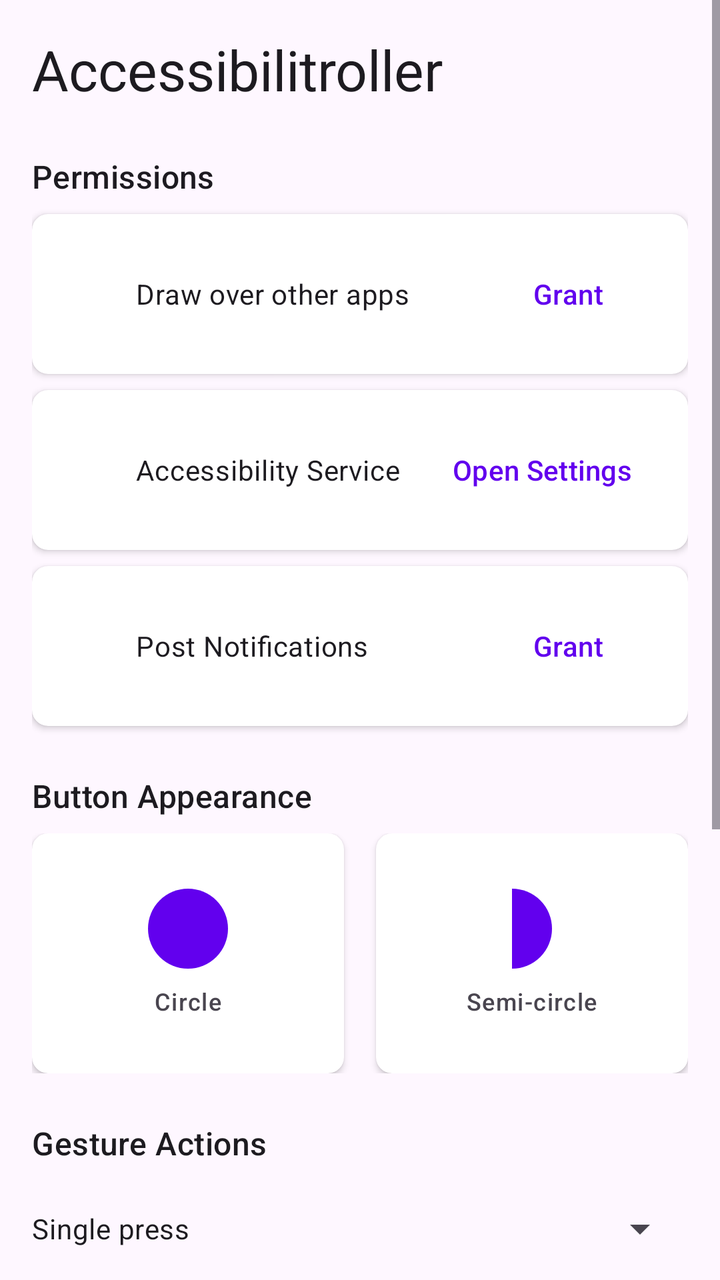
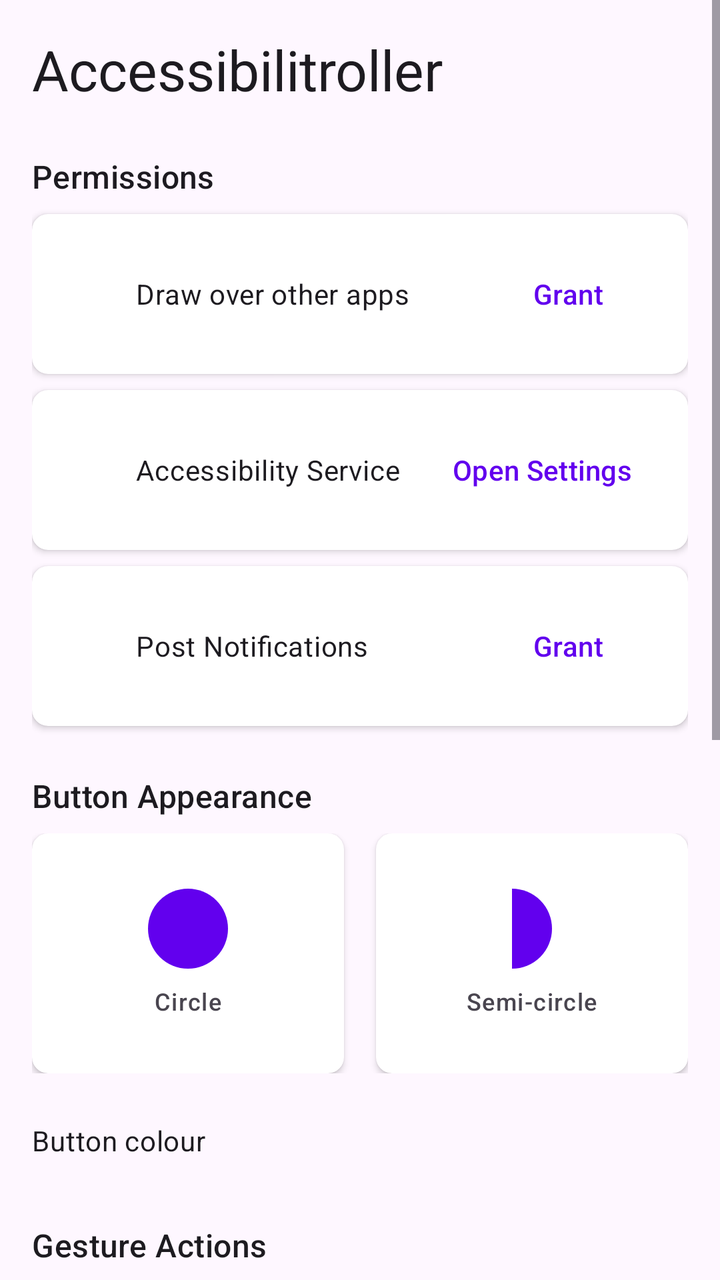

Before-and-after screenshots of an Android layout around one commit, followed by the original layout XML and the change that was made.
<!-- AndroidManifest.xml: application theme Theme.Accessibilitroller -->
<!-- res/layout/activity_main.xml -->
<?xml version="1.0" encoding="utf-8"?>
<ScrollView xmlns:android="http://schemas.android.com/apk/res/android"
    xmlns:app="http://schemas.android.com/apk/res-auto"
    android:layout_width="match_parent"
    android:layout_height="match_parent"
    android:fillViewport="true">

    <LinearLayout
        android:layout_width="match_parent"
        android:layout_height="wrap_content"
        android:orientation="vertical"
        android:padding="16dp">

        <TextView
            android:layout_width="wrap_content"
            android:layout_height="wrap_content"
            android:text="@string/app_name"
            android:textAppearance="@style/TextAppearance.Material3.HeadlineMedium"
            android:layout_marginBottom="24dp" />

        
        <TextView
            android:layout_width="wrap_content"
            android:layout_height="wrap_content"
            android:text="@string/section_permissions"
            android:textAppearance="@style/TextAppearance.Material3.TitleMedium"
            android:layout_marginBottom="8dp" />

        <androidx.cardview.widget.CardView
            android:layout_width="match_parent"
            android:layout_height="wrap_content"
            android:layout_marginBottom="8dp"
            app:cardElevation="2dp"
            app:cardCornerRadius="8dp">
            <LinearLayout
                android:layout_width="match_parent"
                android:layout_height="wrap_content"
                android:orientation="horizontal"
                android:padding="16dp"
                android:gravity="center_vertical">
                <ImageView
                    android:id="@+id/iv_overlay_status"
                    android:layout_width="24dp"
                    android:layout_height="24dp"
                    android:contentDescription="@null" />
                <TextView
                    android:layout_width="0dp"
                    android:layout_height="wrap_content"
                    android:layout_weight="1"
                    android:layout_marginStart="12dp"
                    android:text="@string/permission_overlay_title"
                    android:textAppearance="@style/TextAppearance.Material3.BodyMedium" />
                <com.google.android.material.button.MaterialButton
                    android:id="@+id/btn_overlay_grant"
                    style="@style/Widget.Material3.Button.TextButton"
                    android:layout_width="wrap_content"
                    android:layout_height="wrap_content"
                    android:text="@string/grant" />
            </LinearLayout>
        </androidx.cardview.widget.CardView>

        <androidx.cardview.widget.CardView
            android:layout_width="match_parent"
            android:layout_height="wrap_content"
            android:layout_marginBottom="8dp"
            app:cardElevation="2dp"
            app:cardCornerRadius="8dp">
            <LinearLayout
                android:layout_width="match_parent"
                android:layout_height="wrap_content"
                android:orientation="horizontal"
                android:padding="16dp"
                android:gravity="center_vertical">
                <ImageView
                    android:id="@+id/iv_accessibility_status"
                    android:layout_width="24dp"
                    android:layout_height="24dp"
                    android:contentDescription="@null" />
                <TextView
                    android:layout_width="0dp"
                    android:layout_height="wrap_content"
                    android:layout_weight="1"
                    android:layout_marginStart="12dp"
                    android:text="@string/permission_accessibility_title"
                    android:textAppearance="@style/TextAppearance.Material3.BodyMedium" />
                <com.google.android.material.button.MaterialButton
                    android:id="@+id/btn_accessibility_grant"
                    style="@style/Widget.Material3.Button.TextButton"
                    android:layout_width="wrap_content"
                    android:layout_height="wrap_content"
                    android:text="@string/open_settings" />
            </LinearLayout>
        </androidx.cardview.widget.CardView>

        <androidx.cardview.widget.CardView
            android:layout_width="match_parent"
            android:layout_height="wrap_content"
            android:layout_marginBottom="24dp"
            app:cardElevation="2dp"
            app:cardCornerRadius="8dp">
            <LinearLayout
                android:layout_width="match_parent"
                android:layout_height="wrap_content"
                android:orientation="horizontal"
                android:padding="16dp"
                android:gravity="center_vertical">
                <ImageView
                    android:id="@+id/iv_notification_status"
                    android:layout_width="24dp"
                    android:layout_height="24dp"
                    android:contentDescription="@null" />
                <TextView
                    android:layout_width="0dp"
                    android:layout_height="wrap_content"
                    android:layout_weight="1"
                    android:layout_marginStart="12dp"
                    android:text="@string/permission_notifications_title"
                    android:textAppearance="@style/TextAppearance.Material3.BodyMedium" />
                <com.google.android.material.button.MaterialButton
                    android:id="@+id/btn_notification_grant"
                    style="@style/Widget.Material3.Button.TextButton"
                    android:layout_width="wrap_content"
                    android:layout_height="wrap_content"
                    android:text="@string/grant" />
            </LinearLayout>
        </androidx.cardview.widget.CardView>

        
        <TextView
            android:layout_width="wrap_content"
            android:layout_height="wrap_content"
            android:text="@string/section_button_appearance"
            android:textAppearance="@style/TextAppearance.Material3.TitleMedium"
            android:layout_marginBottom="8dp" />

        <LinearLayout
            android:layout_width="match_parent"
            android:layout_height="wrap_content"
            android:orientation="horizontal"
            android:layout_marginBottom="24dp">

            <androidx.cardview.widget.CardView
                android:id="@+id/card_circle"
                android:layout_width="0dp"
                android:layout_height="120dp"
                android:layout_weight="1"
                android:layout_marginEnd="8dp"
                android:clickable="true"
                android:focusable="true"
                app:cardElevation="2dp"
                app:cardCornerRadius="8dp">
                <LinearLayout
                    android:layout_width="match_parent"
                    android:layout_height="match_parent"
                    android:orientation="vertical"
                    android:gravity="center"
                    android:padding="12dp">
                    <View
                        android:layout_width="40dp"
                        android:layout_height="40dp"
                        android:background="@drawable/preview_circle"
                        android:layout_marginBottom="8dp" />
                    <TextView
                        android:layout_width="wrap_content"
                        android:layout_height="wrap_content"
                        android:text="@string/style_circle"
                        android:textAppearance="@style/TextAppearance.Material3.LabelMedium" />
                </LinearLayout>
            </androidx.cardview.widget.CardView>

            <androidx.cardview.widget.CardView
                android:id="@+id/card_semicircle"
                android:layout_width="0dp"
                android:layout_height="120dp"
                android:layout_weight="1"
                android:layout_marginStart="8dp"
                android:clickable="true"
                android:focusable="true"
                app:cardElevation="2dp"
                app:cardCornerRadius="8dp">
                <LinearLayout
                    android:layout_width="match_parent"
                    android:layout_height="match_parent"
                    android:orientation="vertical"
                    android:gravity="center"
                    android:padding="12dp">
                    <View
                        android:layout_width="20dp"
                        android:layout_height="40dp"
                        android:background="@drawable/preview_semicircle"
                        android:layout_marginBottom="8dp" />
                    <TextView
                        android:layout_width="wrap_content"
                        android:layout_height="wrap_content"
                        android:text="@string/style_semicircle"
                        android:textAppearance="@style/TextAppearance.Material3.LabelMedium" />
                </LinearLayout>
            </androidx.cardview.widget.CardView>
        </LinearLayout>

        
        <TextView
            android:layout_width="wrap_content"
            android:layout_height="wrap_content"
            android:text="@string/section_gesture_actions"
            android:textAppearance="@style/TextAppearance.Material3.TitleMedium"
            android:layout_marginBottom="8dp" />

        <LinearLayout
            android:layout_width="match_parent"
            android:layout_height="wrap_content"
            android:orientation="vertical"
            android:layout_marginBottom="24dp">

            <LinearLayout
                android:layout_width="match_parent"
                android:layout_height="48dp"
                android:orientation="horizontal"
                android:gravity="center_vertical">
                <TextView
                    android:layout_width="0dp"
                    android:layout_height="wrap_content"
                    android:layout_weight="1"
                    android:text="@string/gesture_single_press"
                    android:textAppearance="@style/TextAppearance.Material3.BodyMedium" />
                <Spinner
                    android:id="@+id/spinner_single"
                    android:layout_width="wrap_content"
                    android:layout_height="wrap_content" />
            </LinearLayout>

            <LinearLayout
                android:layout_width="match_parent"
                android:layout_height="48dp"
                android:orientation="horizontal"
                android:gravity="center_vertical">
                <TextView
                    android:layout_width="0dp"
                    android:layout_height="wrap_content"
                    android:layout_weight="1"
                    android:text="@string/gesture_double_press"
                    android:textAppearance="@style/TextAppearance.Material3.BodyMedium" />
                <Spinner
                    android:id="@+id/spinner_double"
                    android:layout_width="wrap_content"
                    android:layout_height="wrap_content" />
            </LinearLayout>

            <LinearLayout
                android:layout_width="match_parent"
                android:layout_height="48dp"
                android:orientation="horizontal"
                android:gravity="center_vertical">
                <TextView
                    android:layout_width="0dp"
                    android:layout_height="wrap_content"
                    android:layout_weight="1"
                    android:text="@string/gesture_press_hold"
                    android:textAppearance="@style/TextAppearance.Material3.BodyMedium" />
                <Spinner
                    android:id="@+id/spinner_hold"
                    android:layout_width="wrap_content"
                    android:layout_height="wrap_content" />
            </LinearLayout>

            <LinearLayout
                android:layout_width="match_parent"
                android:layout_height="48dp"
                android:orientation="horizontal"
                android:gravity="center_vertical">
                <TextView
                    android:layout_width="0dp"
                    android:layout_height="wrap_content"
                    android:layout_weight="1"
                    android:text="@string/gesture_double_hold"
                    android:textAppearance="@style/TextAppearance.Material3.BodyMedium" />
                <Spinner
                    android:id="@+id/spinner_double_hold"
                    android:layout_width="wrap_content"
                    android:layout_height="wrap_content" />
            </LinearLayout>
        </LinearLayout>

        
        <TextView
            android:layout_width="wrap_content"
            android:layout_height="wrap_content"
            android:text="@string/section_tts"
            android:textAppearance="@style/TextAppearance.Material3.TitleMedium"
            android:layout_marginBottom="8dp" />

        <LinearLayout
            android:layout_width="match_parent"
            android:layout_height="48dp"
            android:orientation="horizontal"
            android:gravity="center_vertical"
            android:layout_marginBottom="24dp">
            <TextView
                android:layout_width="0dp"
                android:layout_height="wrap_content"
                android:layout_weight="1"
                android:text="@string/tts_voice_label"
                android:textAppearance="@style/TextAppearance.Material3.BodyMedium" />
            <Spinner
                android:id="@+id/spinner_tts_voice"
                android:layout_width="wrap_content"
                android:layout_height="wrap_content" />
        </LinearLayout>

        
        <com.google.android.material.switchmaterial.SwitchMaterial
            android:id="@+id/switch_service"
            android:layout_width="match_parent"
            android:layout_height="wrap_content"
            android:text="@string/toggle_label"
            android:textAppearance="@style/TextAppearance.Material3.TitleMedium"
            android:layout_marginBottom="16dp" />

    </LinearLayout>
</ScrollView>
<!-- resources referenced by this layout -->
<resources>
  <!-- drawable preview_circle (drawable) -->
  <?xml version="1.0" encoding="utf-8"?>
  <shape xmlns:android="http://schemas.android.com/apk/res/android"
      android:shape="oval">
      <solid android:color="@color/colorPrimary" />
  </shape>
  <!-- drawable preview_semicircle (drawable) -->
  <?xml version="1.0" encoding="utf-8"?>
  <shape xmlns:android="http://schemas.android.com/apk/res/android"
      android:shape="rectangle">
      <solid android:color="@color/colorPrimary" />
      <corners
          android:topRightRadius="20dp"
          android:bottomRightRadius="20dp" />
  </shape>
  <string name="app_name">Accessibilitroller</string>
  <string name="gesture_double_hold">Double press and hold</string>
  <string name="gesture_double_press">Double press</string>
  <string name="gesture_press_hold">Press and hold</string>
  <string name="gesture_single_press">Single press</string>
  <string name="grant">Grant</string>
  <string name="open_settings">Open Settings</string>
  <string name="permission_accessibility_title">Accessibility Service</string>
  <string name="permission_notifications_title">Post Notifications</string>
  <string name="permission_overlay_title">Draw over other apps</string>
  <string name="section_button_appearance">Button Appearance</string>
  <string name="section_gesture_actions">Gesture Actions</string>
  <string name="section_permissions">Permissions</string>
  <string name="section_tts">Text-to-Speech</string>
  <string name="style_circle">Circle</string>
  <string name="style_semicircle">Semi-circle</string>
  <string name="toggle_label">Floating Button Active</string>
  <string name="tts_voice_label">Voice</string>
  <style name="Theme.Accessibilitroller" parent="Theme.Material3.DayNight.NoActionBar">
          <item name="colorPrimary">@color/colorPrimary</item>
          <item name="colorPrimaryVariant">@color/colorPrimaryVariant</item>
          <item name="colorOnPrimary">@color/colorOnPrimary</item>
          <item name="colorSecondary">@color/colorSecondary</item>
          <item name="colorOnSecondary">@color/colorOnSecondary</item>
          <item name="colorError">@color/colorError</item>
      </style>
  <color name="colorPrimary">#6200EE</color>
  <color name="colorPrimaryVariant">#3700B3</color>
  <color name="colorOnPrimary">#FFFFFF</color>
  <color name="colorSecondary">#03DAC6</color>
  <color name="colorOnSecondary">#000000</color>
  <color name="colorError">#B00020</color>
</resources>

<!-- the commit's change to res/layout/activity_main.xml (unified diff, before → after) -->
@@ -198,6 +198,20 @@
             </androidx.cardview.widget.CardView>
         </LinearLayout>
 
+        <TextView
+            android:layout_width="wrap_content"
+            android:layout_height="wrap_content"
+            android:text="@string/button_color_label"
+            android:textAppearance="@style/TextAppearance.Material3.BodyMedium"
+            android:layout_marginBottom="8dp" />
+
+        <LinearLayout
+            android:id="@+id/color_swatch_row"
+            android:layout_width="match_parent"
+            android:layout_height="wrap_content"
+            android:orientation="horizontal"
+            android:layout_marginBottom="24dp" />
+
         
         <TextView
             android:layout_width="wrap_content"
@@ -307,6 +321,14 @@
                 android:layout_height="wrap_content" />
         </LinearLayout>
 
+        <com.google.android.material.switchmaterial.SwitchMaterial
+            android:id="@+id/switch_speak_auto_disable"
+            android:layout_width="match_parent"
+            android:layout_height="wrap_content"
+            android:text="@string/speak_auto_disable_label"
+            android:layout_marginTop="4dp"
+            android:layout_marginBottom="16dp" />
+
         
         <com.google.android.material.switchmaterial.SwitchMaterial
             android:id="@+id/switch_service"
<!-- resource entries referenced after the edit -->
@@ -16,6 +16,7 @@
           android:bottomRightRadius="20dp" />
   </shape>
   <string name="app_name">Accessibilitroller</string>
+  <string name="button_color_label">Button colour</string>
   <string name="gesture_double_hold">Double press and hold</string>
   <string name="gesture_double_press">Double press</string>
   <string name="gesture_press_hold">Press and hold</string>
@@ -29,6 +30,7 @@
   <string name="section_gesture_actions">Gesture Actions</string>
   <string name="section_permissions">Permissions</string>
   <string name="section_tts">Text-to-Speech</string>
+  <string name="speak_auto_disable_label">Disable speak mode when finger lifts</string>
   <string name="style_circle">Circle</string>
   <string name="style_semicircle">Semi-circle</string>
   <string name="toggle_label">Floating Button Active</string>
